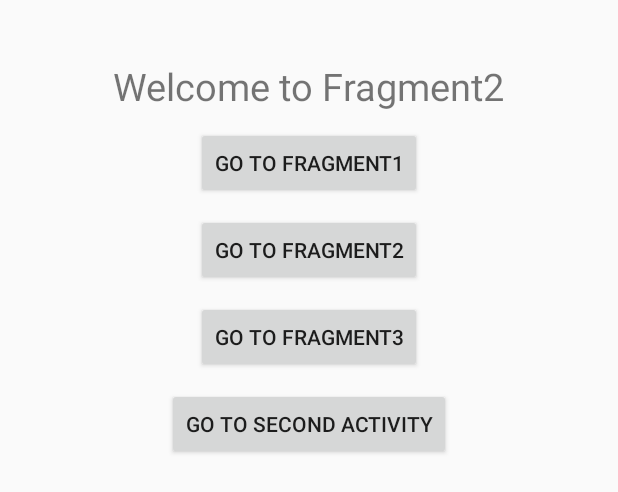
After one commit to AnanTripathi/FragmentProject, an Android app: the layout fragment2_layout.xml on its own in the app's theme, with its tools: preview values and no code run, on a phone screen of 412 x 824 dp. The commit adds this screen. Shown: the top 492 px of the screen. Run offline under Robolectric (Android 15) with nearby library versions, the phone set to English and light mode, and no system bars.

Commit message:
Commit after crating all the files

```diff
--- a/app/src/main/AndroidManifest.xml
+++ b/app/src/main/AndroidManifest.xml
@@ -9,6 +9,7 @@
         android:roundIcon="@mipmap/ic_launcher_round"
         android:supportsRtl="true"
         android:theme="@style/AppTheme">
+        <activity android:name=".Main2Activity"></activity>
         <activity android:name=".MainActivity">
             <intent-filter>
                 <action android:name="android.intent.action.MAIN" />
--- /dev/null
+++ b/app/src/main/res/layout/fragment2_layout.xml
@@ -0,0 +1,50 @@
+<?xml version="1.0" encoding="utf-8"?>
+<RelativeLayout xmlns:android="http://schemas.android.com/apk/res/android"
+    android:orientation="vertical"
+    android:layout_width="match_parent"
+    android:layout_height="match_parent">
+
+    <TextView
+        android:layout_width="wrap_content"
+        android:layout_height="wrap_content"
+        android:layout_centerHorizontal="true"
+        android:textSize="25sp"
+        android:text="Welcome to Fragment2"
+        android:layout_marginTop="40dp"
+        android:id="@+id/textTitle"/>
+
+    <Button
+        android:layout_width="wrap_content"
+        android:layout_height="wrap_content"
+        android:layout_below="@+id/textTitle"
+        android:layout_centerHorizontal="true"
+        android:layout_marginTop="10dp"
+        android:id="@+id/btnNavFrag1"
+        android:text="Go to Fragment1"/>
+    <Button
+        android:layout_width="wrap_content"
+        android:layout_height="wrap_content"
+        android:layout_below="@+id/btnNavFrag1"
+        android:layout_centerHorizontal="true"
+        android:layout_marginTop="10dp"
+        android:id="@+id/btnNavFrag2"
+        android:text="Go to Fragment2"/>
+    <Button
+        android:layout_width="wrap_content"
+        android:layout_height="wrap_content"
+        android:layout_below="@+id/btnNavFrag2"
+        android:layout_centerHorizontal="true"
+        android:layout_marginTop="10dp"
+        android:id="@+id/btnNavFrag3"
+        android:text="Go to Fragment3"/>
+
+    <Button
+        android:layout_width="wrap_content"
+        android:layout_height="wrap_content"
+        android:layout_below="@+id/btnNavFrag3"
+        android:layout_centerHorizontal="true"
+        android:layout_marginTop="10dp"
+        android:id="@+id/btnNavSecondActivity"
+        android:text="Go to Second Activity"/>
+
+</RelativeLayout>
```
Also changed, not shown: app/src/main/java/com/example/fragmentproject/Main2Activity.java (added, +15 -0 lines), app/src/main/res/layout/activity_main.xml (+4 -9 lines), app/src/main/res/layout/fragment1_layout.xml (added, +50 -0 lines), app/src/main/res/layout/fragment3_layout.xml (added, +50 -0 lines), app/src/main/res/layout/second_activity.xml (added, +14 -0 lines).
